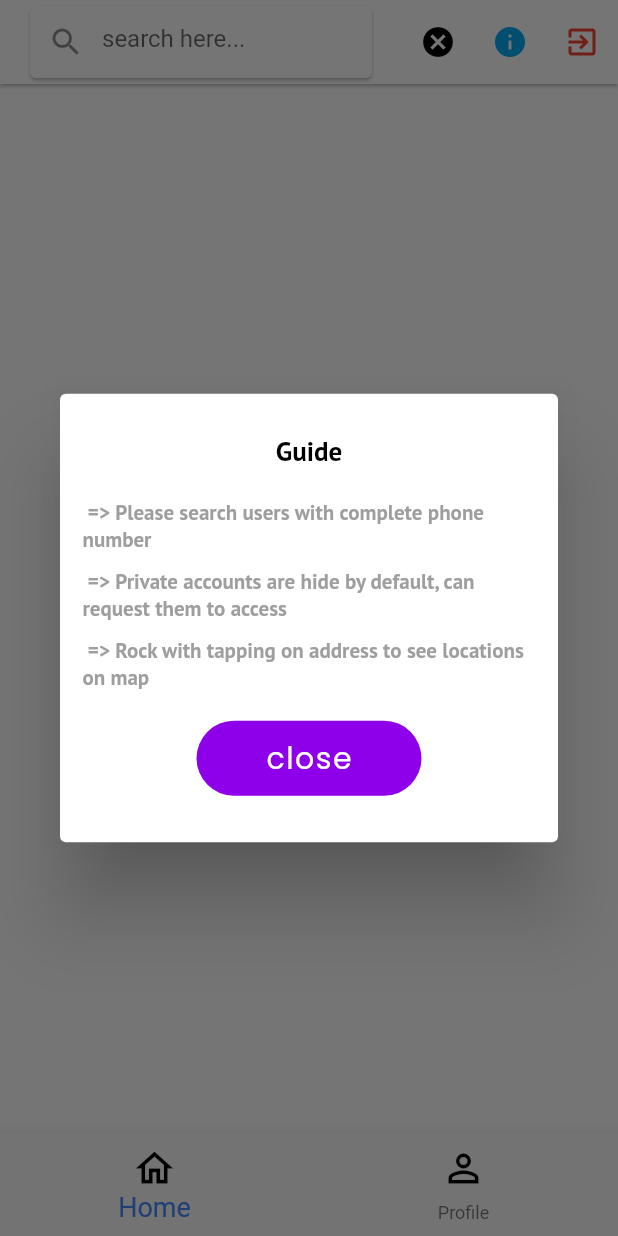
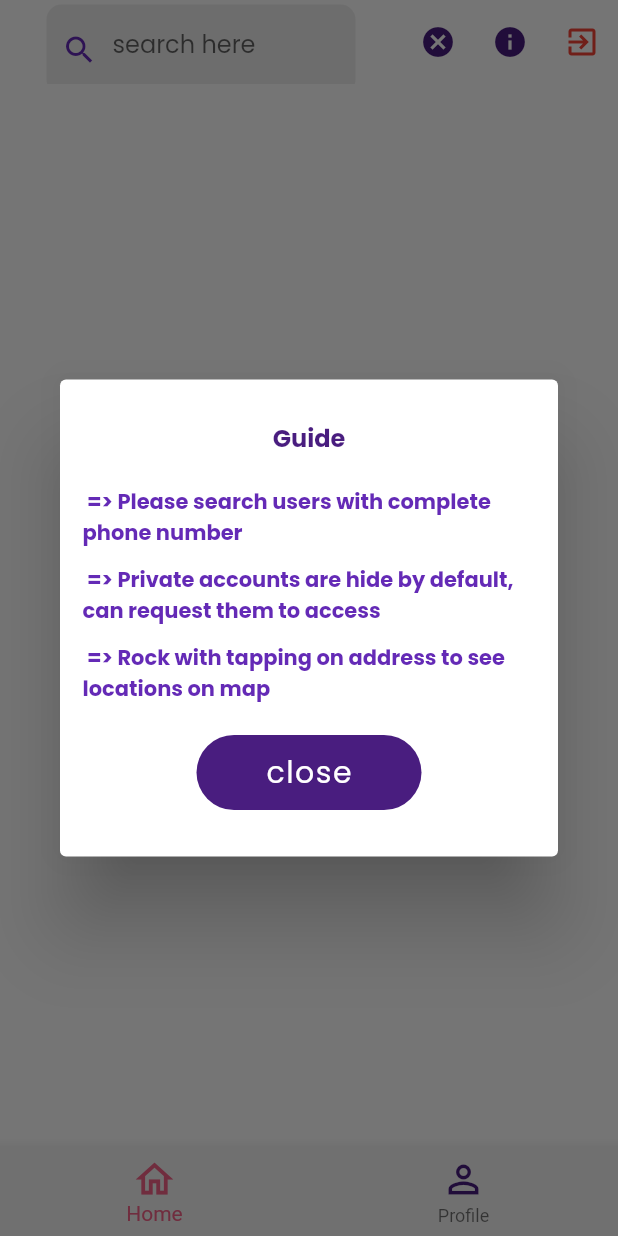
Before and after one commit to Nirmal123K/trueaddresser, a Flutter app: the Home screen opened directly, after a tap on the "search" icon, after a tap on the "info" icon, on a phone screen of 412 x 824 dp. Run offline on Flutter 3.47's test engine with Material 2 defaults, Android fonts, the phone set to English and light mode, and no system bars; our stand-ins replace cloud_firestore, connectivity_plus, firebase_auth, firebase_core, flutter_icons, form_field_validator and 3 more; missing offline and left inert: maps_launcher; accounts and stored records are empty.

Commit message:
Changes done without profile

```diff
--- a/lib/Home.dart
+++ b/lib/Home.dart
@@ -38,25 +38,36 @@ class _HomeState extends State<Home> {
   Widget build(BuildContext context) {
     return Scaffold(
       resizeToAvoidBottomInset: false,
-      backgroundColor: Colors.white,
+      backgroundColor: HexColor('#f5f5f5'),
       bottomNavigationBar: BottomNavigationBar(
+        backgroundColor: HexColor('#f5f5f5'),
         currentIndex: _selectedIndex,
         onTap: onBottomNavigatonBarTap,
-        selectedItemColor: Colors.blueAccent,
-        selectedIconTheme: IconThemeData(color: Colors.blueAccent),
-        selectedFontSize: 18,
+        selectedItemColor: HexColor('#f46188'),
+        selectedIconTheme: IconThemeData(color: HexColor('#491d7f')),
         items: [
           BottomNavigationBarItem(
+              backgroundColor: HexColor('#491d7f'),
+              activeIcon: Icon(
+                Icons.home_outlined,
+                color: HexColor('#f46188'),
+                size: 30,
+              ),
               icon: Icon(
                 Icons.home_outlined,
-                color: Colors.black,
+                color: HexColor('#491d7f'),
                 size: 30,
               ),
               label: "Home"),
           BottomNavigationBarItem(
+              activeIcon: Icon(
+                Icons.person_outline,
+                color: HexColor('#f46188'),
+                size: 30,
+              ),
               icon: Icon(
                 Icons.person_outline,
-                color: Colors.black,
+                color: HexColor('#491d7f'),
                 size: 30,
               ),
               label: "Profile")
--- a/lib/presenation/custom ui/CustomRectengleButton.dart
+++ b/lib/presenation/custom ui/CustomRectengleButton.dart
@@ -17,8 +17,8 @@ class CustomRectengleButton extends StatefulWidget {
 
 class _CustomRectengleButtonState extends State<CustomRectengleButton> {
   bool internalButtonOutline;
-  Color rectengleButtonbluecolor = HexColor("#8e00e9");
-  Color rectengleButtonwhitecolor = HexColor("#ffffff");
+  Color rectengleButtonbluecolor = HexColor("#491d7f");
+  Color rectengleButtonwhitecolor = HexColor("#f5f5f5");
   @override
   void initState() {
     internalButtonOutline = widget.buttonOutline;
--- a/lib/presenation/custom ui/CustomTextFiled.dart
+++ b/lib/presenation/custom ui/CustomTextFiled.dart
@@ -31,8 +31,8 @@ class CustomTextFiled extends StatefulWidget {
 
 class _CustomTextFiledState extends State<CustomTextFiled> {
   bool internalDefaultConfig;
-  Color textfiledcolor = HexColor("#edf1f7");
-  Color texticoncolor = HexColor("#64657b");
+  Color textfiledcolor = HexColor('#eeeeee');
+  Color texticoncolor = HexColor('#642ab6');
   @override
   void initState() {
     internalDefaultConfig = widget.defaultConfig;
@@ -69,7 +69,9 @@ class _CustomTextFiledState extends State<CustomTextFiled> {
                 autofocus: false,
                 validator: widget.validator,
                 onChanged: widget.onChange,
-                style: TextStyle(fontSize: 16),
+                style: GoogleFonts.poppins(
+                    textStyle:
+                        TextStyle(fontSize: 16, color: HexColor('#491d7f'))),
                 minLines: 1,
                 maxLines: internalDefaultConfig ? 1 : 3,
                 decoration: InputDecoration(
--- a/lib/presenation/custom ui/CustomUserCard.dart
+++ b/lib/presenation/custom ui/CustomUserCard.dart
@@ -26,12 +26,12 @@ class _CustomUserCardState extends State<CustomUserCard> {
             decoration: BoxDecoration(
               borderRadius: BorderRadius.circular(_borderRadius),
               gradient: LinearGradient(
-                  colors: [Color(0xff6DC8F3), Color(0xff73A1F9)],
+                  colors: [HexColor('#ff5da2'), HexColor('#e760bf')],
                   begin: Alignment.topLeft,
                   end: Alignment.bottomRight),
               boxShadow: [
                 BoxShadow(
-                  color: Color(0xff73A1F9),
+                  color: HexColor('#f46188'),
                   blurRadius: 20,
                   offset: Offset(0, 6),
                 ),
@@ -45,7 +45,7 @@ class _CustomUserCardState extends State<CustomUserCard> {
             child: CustomPaint(
               size: Size(100, 150),
               painter: CustomCardShapePainter(
-                  _borderRadius, Color(0xff6DC8F3), Color(0xff73A1F9)),
+                  _borderRadius, HexColor('#f638dc'), HexColor('#ff94c7')),
             ),
           ),
           Positioned.fill(
--- a/lib/presenation/custom ui/UserGuideDialog.dart
+++ b/lib/presenation/custom ui/UserGuideDialog.dart
@@ -12,11 +12,11 @@ class UserGuideDialog extends StatelessWidget {
               mainAxisSize: MainAxisSize.min,
               children: [
                 Text("Guide",
-                    style: GoogleFonts.ptSans(
+                    style: GoogleFonts.poppins(
                         textStyle: TextStyle(
-                            color: Colors.black,
+                            color: HexColor('#491d7f'),
                             fontWeight: FontWeight.bold,
-                            fontSize: 18))),
+                            fontSize: 16))),
                 SizedBox(
                   height: 20,
                 ),
@@ -24,9 +24,9 @@ class UserGuideDialog extends StatelessWidget {
                     alignment: Alignment.centerLeft,
                     child: Text(
                         " => Please search users with complete phone number",
-                        style: GoogleFonts.ptSans(
+                        style: GoogleFonts.poppins(
                             textStyle: TextStyle(
-                                color: Colors.grey,
+                                color: HexColor('#642ab6'),
                                 fontWeight: FontWeight.bold,
                                 fontSize: 14)))),
                 SizedBox(
@@ -36,9 +36,9 @@ class UserGuideDialog extends StatelessWidget {
                     alignment: Alignment.centerLeft,
                     child: Text(
                         " => Private accounts are hide by default, can request them to access",
-                        style: GoogleFonts.ptSans(
+                        style: GoogleFonts.poppins(
                             textStyle: TextStyle(
-                                color: Colors.grey,
+                                color: HexColor('#642ab6'),
                                 fontWeight: FontWeight.bold,
                                 fontSize: 14)))),
                 SizedBox(
@@ -48,9 +48,9 @@ class UserGuideDialog extends StatelessWidget {
                     alignment: Alignment.centerLeft,
                     child: Text(
                         " => Rock with tapping on address to see locations on map",
-                        style: GoogleFonts.ptSans(
+                        style: GoogleFonts.poppins(
                             textStyle: TextStyle(
-                                color: Colors.grey,
+                                color: HexColor('#642ab6'),
                                 fontWeight: FontWeight.bold,
                                 fontSize: 14)))),
                 SizedBox(
--- a/lib/presenation/screens/HomeScreen.dart
+++ b/lib/presenation/screens/HomeScreen.dart
@@ -11,7 +11,7 @@ class _HomeScreenState extends State<HomeScreen> {
   AuthService authService = new AuthService();
   String phoneNumber = "";
 
-  Color tilteTextColor = HexColor("#172047");
+  Color tilteTextColor = HexColor("#491d7f");
   Color customBlueColor = HexColor("#8e00e9");
   Icon customsearchIcon = Icon(
     Icons.search,
@@ -20,23 +20,23 @@ class _HomeScreenState extends State<HomeScreen> {
   Widget customAppBar = RichText(
       text: TextSpan(
           style: new TextStyle(
-            color: Colors.black,
+            color: HexColor("#491d7f"),
           ),
           children: <TextSpan>[
         TextSpan(
             text: "true",
             style: GoogleFonts.comfortaa(
                 textStyle: TextStyle(
-                    color: Colors.black,
+                    color: HexColor("#491d7f"),
                     fontWeight: FontWeight.bold,
-                    fontSize: 25))),
+                    fontSize: 20))),
         TextSpan(
             text: "addresser",
             style: GoogleFonts.comfortaa(
                 textStyle: TextStyle(
-                    color: Colors.black,
+                    color: HexColor("#491d7f"),
                     fontWeight: FontWeight.bold,
-                    fontSize: 22))),
+                    fontSize: 20))),
       ]));
 
   @override
@@ -46,7 +46,7 @@ class _HomeScreenState extends State<HomeScreen> {
         backgroundColor: Colors.white,
         appBar: AppBar(
           backgroundColor: Colors.white,
-          elevation: 1,
+          elevation: 0.0,
           title: customAppBar,
           actions: <Widget>[
             IconButton(
@@ -56,46 +56,42 @@ class _HomeScreenState extends State<HomeScreen> {
                     if (this.customsearchIcon.icon == Icons.search) {
                       this.customsearchIcon = Icon(
                         Icons.cancel,
-                        color: Colors.black,
+                        color: HexColor("#491d7f"),
                       );
-                      this.customAppBar = Card(
-                        child: TextField(
-                          decoration: InputDecoration(
-                              border: InputBorder.none,
-                              prefixIcon: Icon(Icons.search),
-                              hintText: 'search here...'),
-                          onChanged: (val) {
-                            setState(() {
-                              phoneNumber = val;
-                            });
-                          },
-                        ),
+                      this.customAppBar = CustomTextFiled(
+                        hintText: "search here",
+                        onChange: (val) {
+                          setState(() {
+                            phoneNumber = val;
+                          });
+                        },
+                        icon: Icons.search,
                       );
                     } else {
                       this.customsearchIcon = Icon(
                         Icons.search,
-                        color: Colors.black,
+                        color: HexColor("#491d7f"),
                       );
                       this.customAppBar = RichText(
                           text: TextSpan(
                               style: new TextStyle(
-                                color: Colors.black,
+                                color: HexColor("#491d7f"),
                               ),
                               children: <TextSpan>[
                             TextSpan(
                                 text: "true",
                                 style: GoogleFonts.comfortaa(
                                     textStyle: TextStyle(
-                                        color: Colors.black,
+                                        color: HexColor("#491d7f"),
                                         fontWeight: FontWeight.bold,
-                                        fontSize: 25))),
+                                        fontSize: 20))),
                             TextSpan(
                                 text: "addresser",
                                 style: GoogleFonts.comfortaa(
                                     textStyle: TextStyle(
-                                        color: Colors.black,
+                                        color: HexColor("#491d7f"),
                                         fontWeight: FontWeight.bold,
-                                        fontSize: 22))),
+                                        fontSize: 20))),
                           ]));
                     }
                   });
@@ -103,7 +99,7 @@ class _HomeScreenState extends State<HomeScreen> {
             IconButton(
                 icon: Icon(
                   Icons.info,
-                  color: Colors.lightBlue,
+                  color: HexColor("#491d7f"),
                 ),
                 onPressed: () {
                   showDialog(
--- a/lib/presenation/screens/LoginOtpScreen.dart
+++ b/lib/presenation/screens/LoginOtpScreen.dart
@@ -22,13 +22,15 @@ class _LoginOTPScreenState extends State<LoginOTPScreen> {
     return ScaffoldMessenger(
       key: _scaffoldKey,
       child: Scaffold(
+        backgroundColor: HexColor('#f5f5f5'),
         appBar: AppBar(
           elevation: 0.0,
-          backgroundColor: Colors.transparent,
+          backgroundColor: HexColor('#f5f5f5'),
           centerTitle: true,
           title: Text("verification",
               style: GoogleFonts.comfortaa(
-                  textStyle: TextStyle(color: Colors.black))),
+                  decorationThickness: 5.2,
+                  textStyle: TextStyle(color: HexColor('#642ab6')))),
           leading: new IconButton(
               icon: new Icon(
                 Icons.arrow_back_outlined,
```
Also changed, not shown: lib/SplashScreen.dart (+8 -8 lines), lib/presenation/custom ui/UserSignoutDialog.dart (+8 -4 lines), lib/presenation/screens/user_login.dart (+5 -4 lines), lib/presenation/screens/user_signup.dart (+4 -4 lines).
